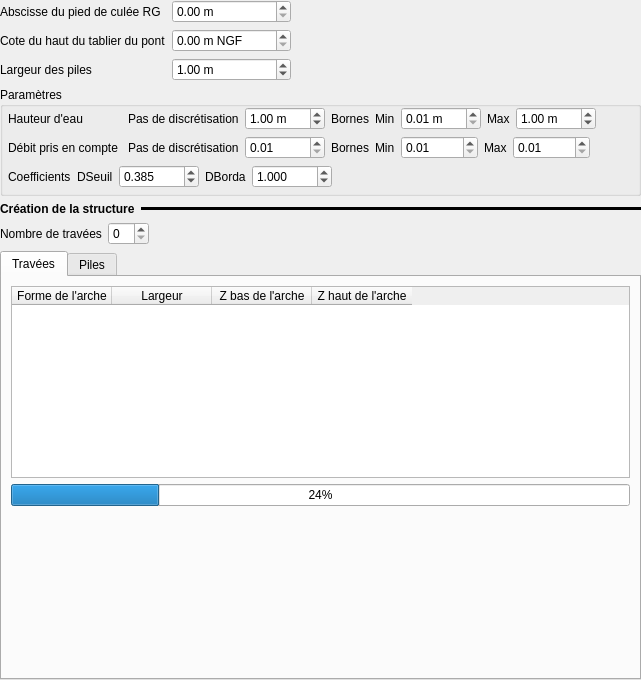
Above: ui/structures/ui_borda_pa.ui from Artelia/Mascaret before the change. Below: the same form after it.
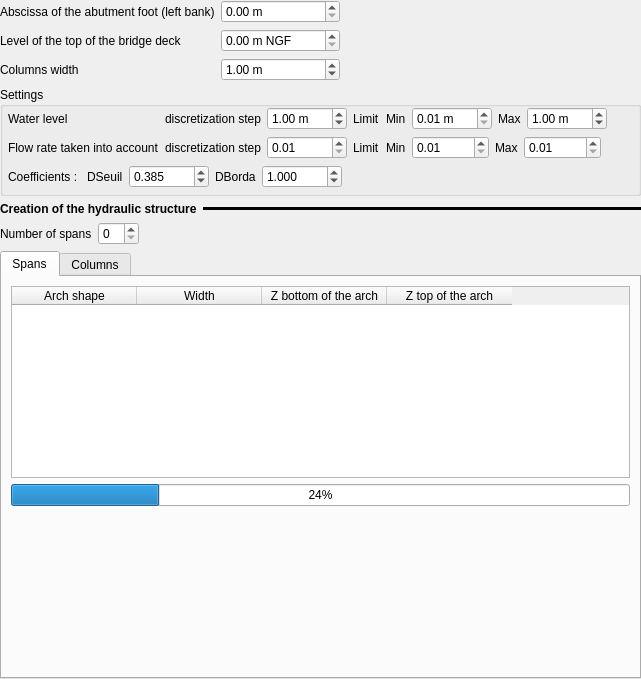
That is the form after the change.

Diff of the .ui file:
```diff
--- a/ui/structures/ui_borda_pa.ui
+++ b/ui/structures/ui_borda_pa.ui
@@ -7,7 +7,7 @@
     <x>0</x>
     <y>0</y>
     <width>641</width>
-    <height>680</height>
+    <height>679</height>
    </rect>
   </property>
   <property name="windowTitle">
@@ -63,21 +63,21 @@
      <item row="1" column="0">
       <widget class="QLabel" name="label_17">
        <property name="text">
-        <string>Abscisse du pied de culée RG</string>
+        <string>Abscissa of the abutment foot (left bank)</string>
        </property>
       </widget>
      </item>
      <item row="2" column="0">
       <widget class="QLabel" name="label_6">
        <property name="text">
-        <string>Cote du haut du tablier du pont</string>
+        <string>Level of the top of the bridge deck</string>
        </property>
       </widget>
      </item>
      <item row="3" column="0">
       <widget class="QLabel" name="label_2">
        <property name="text">
-        <string>Largeur des piles</string>
+        <string>Columns width</string>
        </property>
       </widget>
      </item>
@@ -121,7 +121,7 @@
    <item>
     <widget class="QGroupBox" name="groupBox_5">
      <property name="title">
-      <string>Paramètres</string>
+      <string>Settings</string>
      </property>
      <layout class="QVBoxLayout" name="verticalLayout_18">
       <property name="leftMargin">
@@ -141,14 +141,14 @@
         <item row="1" column="1">
          <widget class="QLabel" name="label_8">
           <property name="text">
-           <string>Pas de discrétisation</string>
+           <string>discretization step</string>
           </property>
          </widget>
         </item>
         <item row="1" column="0">
          <widget class="QLabel" name="label_45">
           <property name="text">
-           <string>Débit pris en compte </string>
+           <string>Flow rate taken into account</string>
           </property>
          </widget>
         </item>
@@ -193,21 +193,21 @@
         <item row="0" column="1">
          <widget class="QLabel" name="label_9">
           <property name="text">
-           <string>Pas de discrétisation</string>
+           <string>discretization step</string>
           </property>
          </widget>
         </item>
         <item row="0" column="3">
          <widget class="QLabel" name="label_46">
           <property name="text">
-           <string>Bornes</string>
+           <string>Limit</string>
           </property>
          </widget>
         </item>
         <item row="0" column="0">
          <widget class="QLabel" name="label_47">
           <property name="text">
-           <string>Hauteur d'eau</string>
+           <string>Water level</string>
           </property>
          </widget>
         </item>
@@ -286,7 +286,7 @@
         <item row="1" column="3">
          <widget class="QLabel" name="label_50">
           <property name="text">
-           <string>Bornes</string>
+           <string>Limit</string>
           </property>
          </widget>
         </item>
@@ -360,7 +360,7 @@
         <item>
          <widget class="QLabel" name="label_10">
           <property name="text">
-           <string>Coefficients</string>
+           <string>Coefficients : </string>
           </property>
          </widget>
         </item>
@@ -454,7 +454,7 @@
         </font>
        </property>
        <property name="text">
-        <string>Création de la structure</string>
+        <string>Creation of the hydraulic structure</string>
        </property>
       </widget>
      </item>
@@ -481,7 +481,7 @@
      <item>
       <widget class="QLabel" name="label_18">
        <property name="text">
-        <string>Nombre de travées</string>
+        <string>Number of spans</string>
        </property>
       </widget>
      </item>
@@ -520,7 +520,7 @@
      </property>
      <widget class="QWidget" name="ong_trav">
       <attribute name="title">
-       <string>Travées</string>
+       <string>Spans</string>
       </attribute>
       <layout class="QVBoxLayout" name="verticalLayout_6">
        <item>
@@ -534,27 +534,30 @@
          <property name="alternatingRowColors">
           <bool>true</bool>
          </property>
+         <attribute name="horizontalHeaderDefaultSectionSize">
+          <number>125</number>
+         </attribute>
          <attribute name="verticalHeaderDefaultSectionSize">
           <number>24</number>
          </attribute>
          <column>
           <property name="text">
-           <string>Forme de l'arche</string>
+           <string>Arch shape</string>
           </property>
          </column>
          <column>
           <property name="text">
-           <string>Largeur</string>
+           <string>Width</string>
           </property>
          </column>
          <column>
           <property name="text">
-           <string>Z bas de l'arche</string>
+           <string>Z bottom of the arch</string>
           </property>
          </column>
          <column>
           <property name="text">
-           <string>Z haut de l'arche</string>
+           <string>Z top of the arch</string>
           </property>
          </column>
         </widget>
@@ -583,7 +586,7 @@
      </widget>
      <widget class="QWidget" name="ong_pile">
       <attribute name="title">
-       <string>Piles</string>
+       <string>Columns</string>
       </attribute>
       <layout class="QVBoxLayout" name="verticalLayout_2">
        <item>
```
